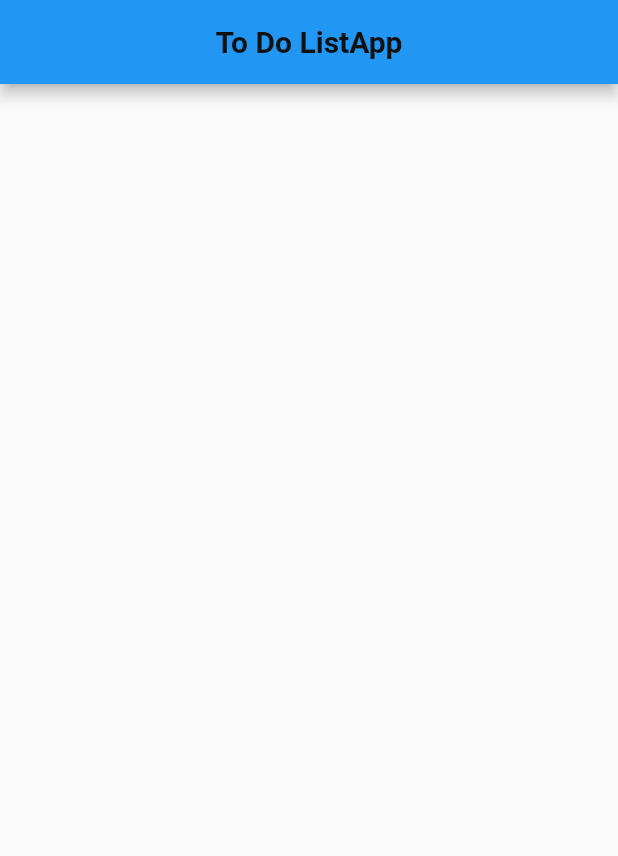
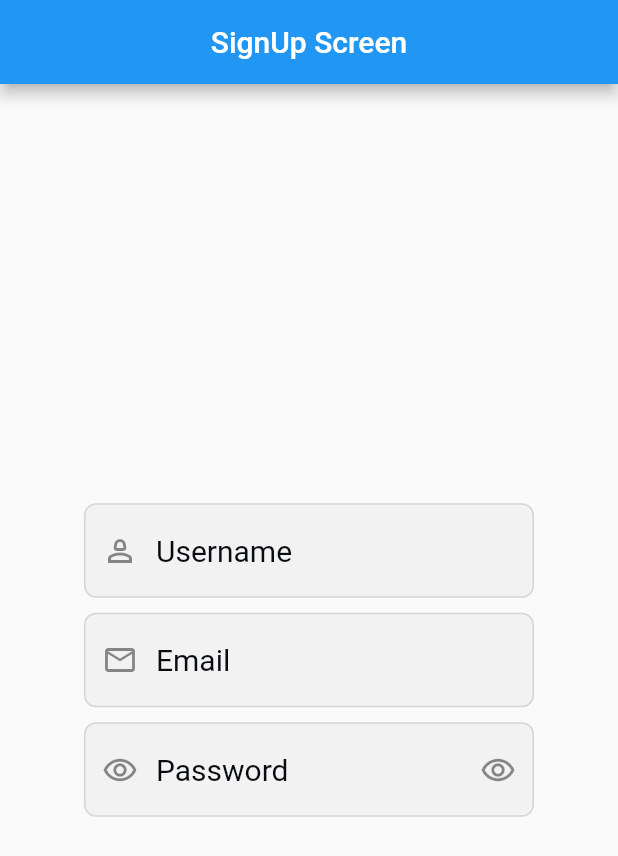
Before and after one commit to sanjiv001/codsoft, a Flutter app: the screen it shows after launch, on a phone screen of 412 x 824 dp. Shown: the top 856 px of the screen. Run offline on Flutter 3.47's test engine with Material 2 defaults, Android fonts, the phone set to English and light mode, and no system bars; our stand-ins replace firebase_core; accounts and stored records are empty.

Commit message:
second commit

```diff
--- a/lib/main.dart
+++ b/lib/main.dart
@@ -1,7 +1,7 @@
 import 'package:firebase_core/firebase_core.dart';
 import 'package:flutter/material.dart';
 import 'package:todolist/firebase_options.dart';
-import 'package:todolist/view/homepage.dart';
+import 'package:todolist/view/signup.dart';
 
 void main() {
   WidgetsFlutterBinding.ensureInitialized();
@@ -14,7 +14,7 @@ class MyApp extends StatelessWidget {
   Widget build(BuildContext context) {
     return const MaterialApp(
       debugShowCheckedModeBanner: false,
-      home: MyHomePage(),
+      home: SignUpScreeen(),
     );
   }
 }
--- /dev/null
+++ b/lib/view/signup.dart
@@ -0,0 +1,129 @@
+import 'package:flutter/material.dart';
+
+class SignUpScreeen extends StatefulWidget {
+  const SignUpScreeen({super.key});
+
+  @override
+  State<SignUpScreeen> createState() => _SignUpScreeenState();
+}
+
+class _SignUpScreeenState extends State<SignUpScreeen> {
+  @override
+  Widget build(BuildContext context) {
+    return Scaffold(
+      appBar: AppBar(
+        title: Text("SignUp Screen"),
+        centerTitle: true,
+      ),
+      body: Center(
+
+          child: Container(
+
+            width: 300,
+            height: 500,
+            child: Column(
+
+             mainAxisAlignment:MainAxisAlignment.center,
+             crossAxisAlignment: CrossAxisAlignment.center,
+              children: [
+
+                  TextFormField(
+                    decoration: InputDecoration(
+
+                        hintMaxLines: 6,
+                      hintText: "Username",
+                      prefixIcon: Icon(Icons.person_2_outlined),
+                      hintStyle: const TextStyle(fontSize: 20,
+                      color: Color.fromARGB(255, 8, 12, 16)),
+                      fillColor: Color.fromARGB(255, 242, 242, 242),
+                      filled: true,
+                      focusColor: Colors.blue,
+
+                      focusedBorder: OutlineInputBorder(
+                        borderRadius: BorderRadius.circular(8,),
+                        borderSide: const BorderSide(
+                          color: Colors.blue,
+                          width: 1,
+                        ),
+                      ),
+                      enabledBorder:  OutlineInputBorder(
+                        borderRadius: BorderRadius.circular(8,),
+                        borderSide: const BorderSide(
+                          color: Colors.black12,
+                          width: 1,
+                        ),
+                        ), ),
+
+
+                    ),
+                    SizedBox(height: 10,),
+                        TextFormField(
+                    decoration: InputDecoration(
+                        hintMaxLines: 6,
+                        prefixIcon: Icon(Icons.email_outlined),
+                      hintText: "Email",
+                      hintStyle: const TextStyle(fontSize: 20,
+                      color: Color.fromARGB(255, 8, 12, 16)),
+                      fillColor: Color.fromARGB(255, 242, 242, 242),
+                      filled: true,
+                      focusColor: Colors.blue,
+
+                      focusedBorder: OutlineInputBorder(
+                        borderRadius: BorderRadius.circular(8,),
+                        borderSide: const BorderSide(
+                          color: Colors.blue,
+                          width: 1,
+                        ),
+                      ),
+                      enabledBorder:  OutlineInputBorder(
+                        borderRadius: BorderRadius.circular(8,),
+                        borderSide: const BorderSide(
+                          color: Colors.black12,
+                          width: 1,
+                        ),
+                        ), ),
+
+
+                    ),
+                    SizedBox(height: 10,),
+                    TextFormField(
+
+                    decoration: InputDecoration(
+                      suffixIcon: Icon(Icons.remove_red_eye_outlined,
+                      ),
+                        hintMaxLines: 6,
+                      hintText: "Password",
+                      prefixIcon: IconButton(onPressed: (){}, icon: Icon(Icons.remove_red_eye_outlined)),
+                      hintStyle: const TextStyle(fontSize: 20,
+                      color: Color.fromARGB(255, 8, 12, 16)),
+                      fillColor: Color.fromARGB(255, 242, 242, 242),
+                      filled: true,
+                      focusColor: Colors.blue,
+
+                      focusedBorder: OutlineInputBorder(
+                        borderRadius: BorderRadius.circular(8,),
+                        borderSide: const BorderSide(
+                          color: Colors.blue,
+                          width: 1,
+                        ),
+                      ),
+                      enabledBorder:  OutlineInputBorder(
+                        borderRadius: BorderRadius.circular(8,),
+                        borderSide: const BorderSide(
+                          color: Colors.black12,
+                          width: 1,
+                        ),
+                        ), ),
+
+
+                    ),
+
+
+
+              ],
+            ),
+          ),
+        ),
+    );
+  }
+}
```
Also changed, not shown: lib/view/login.dart (added, +108 -0 lines).
